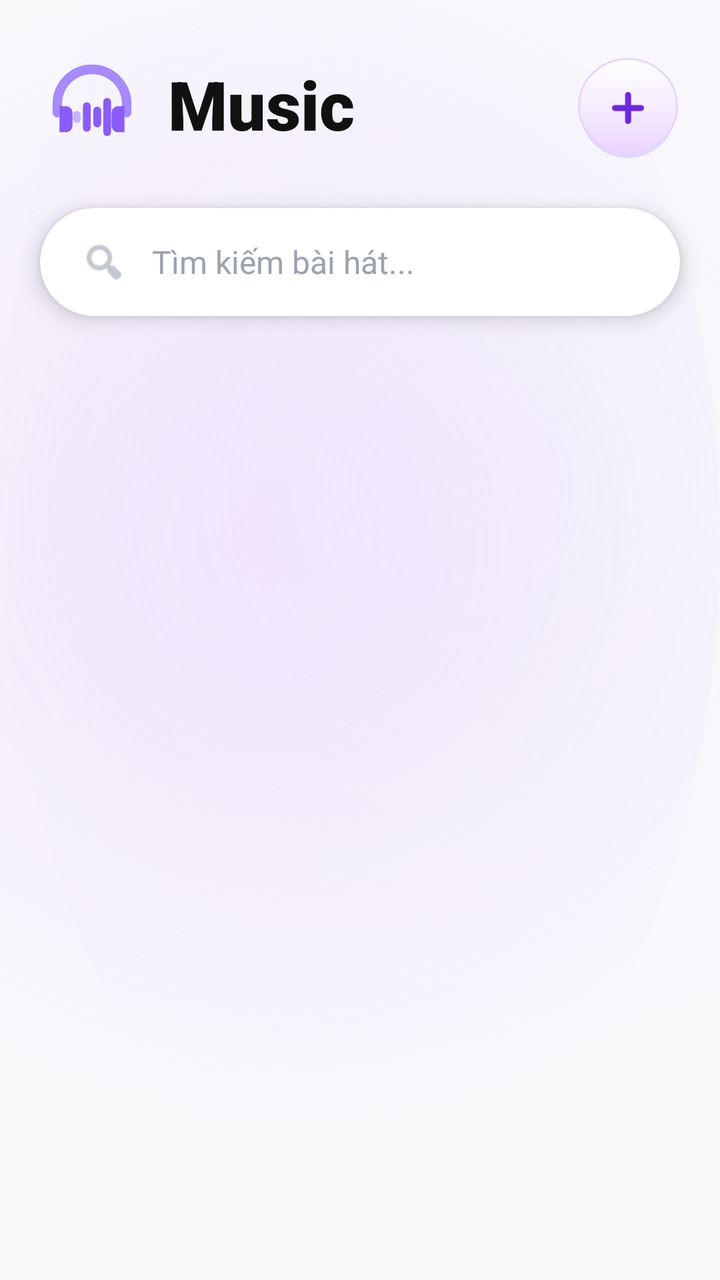
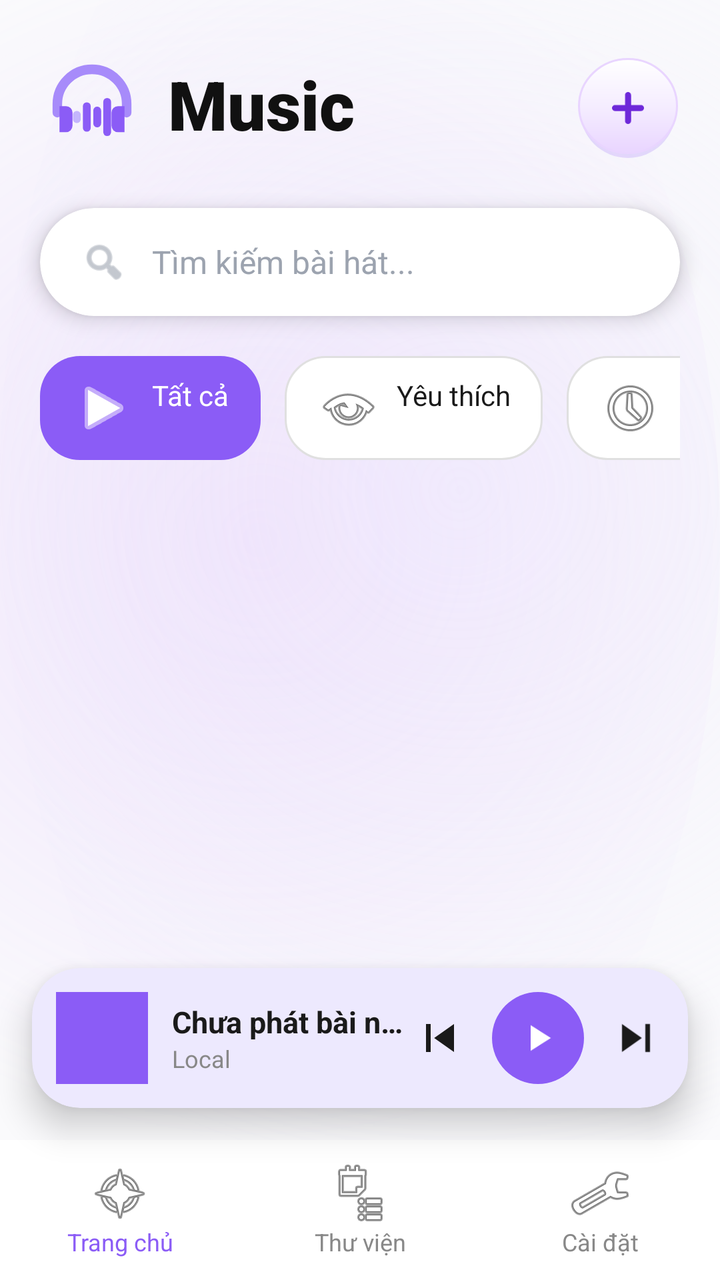

An Android layout rendered at two revisions. The XML below is the earlier revision; the diff shows what the commit changed to produce the second picture.
<!-- AndroidManifest.xml: application theme Theme.LocalMusic -->
<!-- res/layout/activity_main.xml -->
<?xml version="1.0" encoding="utf-8"?>
<androidx.constraintlayout.widget.ConstraintLayout xmlns:android="http://schemas.android.com/apk/res/android"
    xmlns:app="http://schemas.android.com/apk/res-auto"
    android:layout_width="match_parent"
    android:layout_height="match_parent"
    android:background="@drawable/bg_gradient_header">

    
    <LinearLayout
        android:id="@+id/headerLayout"
        android:layout_width="match_parent"
        android:layout_height="wrap_content"
        android:gravity="center_vertical"
        android:orientation="horizontal"
        android:paddingHorizontal="20dp"
        android:paddingTop="24dp"
        android:paddingBottom="16dp"
        app:layout_constraintTop_toTopOf="parent">

        
        <ImageView
            android:layout_width="52dp"
            android:layout_height="52dp"
            android:src="@drawable/ic_logo_vector" />

        
        <TextView
            android:layout_width="0dp"
            android:layout_height="wrap_content"
            android:layout_marginStart="12dp"
            android:layout_weight="1"
            android:text="Music"
            android:textColor="#111111"
            android:textSize="34sp"
            android:fontFamily="sans-serif-black" />

        
        <androidx.constraintlayout.widget.ConstraintLayout
            android:layout_width="56dp"
            android:layout_height="56dp">

            
            <ImageButton
                android:id="@+id/btnAdd"
                android:layout_width="52dp"
                android:layout_height="52dp"
                android:background="@drawable/bg_btn_add"
                android:src="@drawable/ic_add_purple"
                app:tint="@null"
                app:layout_constraintBottom_toBottomOf="parent"
                app:layout_constraintEnd_toEndOf="parent" />

            
            <ImageView
                android:layout_width="28dp"
                android:layout_height="28dp"
                android:src="@drawable/ic_sparkles"
                android:translationX="12dp"
                android:translationY="-8dp"
                app:layout_constraintEnd_toEndOf="@id/btnAdd"
                app:layout_constraintTop_toTopOf="@id/btnAdd" />
        </androidx.constraintlayout.widget.ConstraintLayout>

    </LinearLayout>

    
    <androidx.cardview.widget.CardView
        android:id="@+id/searchBar"
        android:layout_width="match_parent"
        android:layout_height="54dp"
        android:layout_marginHorizontal="20dp"
        android:layout_marginTop="8dp"
        app:cardCornerRadius="30dp"
        app:cardElevation="6dp"
        app:cardBackgroundColor="@color/white"
        app:cardUseCompatPadding="false"
        app:layout_constraintTop_toBottomOf="@id/headerLayout">

        <LinearLayout
            android:layout_width="match_parent"
            android:layout_height="match_parent"
            android:gravity="center_vertical"
            android:orientation="horizontal"
            android:paddingHorizontal="20dp">

            <ImageView
                android:layout_width="24dp"
                android:layout_height="24dp"
                android:src="@android:drawable/ic_menu_search"
                app:tint="#9CA3AF" />

            <EditText
                android:layout_width="match_parent"
                android:layout_height="match_parent"
                android:layout_marginStart="12dp"
                android:background="@null"
                android:hint="Tìm kiếm bài hát..."
                android:textColorHint="#9CA3AF"
                android:textSize="16sp"
                android:fontFamily="sans-serif" />
        </LinearLayout>
    </androidx.cardview.widget.CardView>

    
    

</androidx.constraintlayout.widget.ConstraintLayout>
<!-- resources referenced by this layout -->
<resources>
  <color name="white">#FFFFFF</color>
  <!-- drawable ic_add_purple (drawable) -->
  <vector xmlns:android="http://schemas.android.com/apk/res/android"
      android:width="24dp" android:height="24dp"
      android:viewportWidth="24" android:viewportHeight="24">
      <path
          android:pathData="M12,5.5 v13 M5.5,12 h13"
          android:strokeColor="#6D28D9"
          android:strokeWidth="3.0"
          android:strokeLineCap="round" />
  </vector>
  <!-- drawable ic_sparkles (drawable) -->
  <vector xmlns:android="http://schemas.android.com/apk/res/android"
      android:width="24dp" android:height="24dp"
      android:viewportWidth="24" android:viewportHeight="24">
      <path android:pathData="M16,4 L20,2" android:strokeColor="#6D28D9" android:strokeWidth="2" android:strokeLineCap="round" />
      <path android:pathData="M19,8 L23,6" android:strokeColor="#A78BFA" android:strokeWidth="2" android:strokeLineCap="round" />
      <path android:pathData="M13,2 L15,1" android:strokeColor="#C4B5FD" android:strokeWidth="2" android:strokeLineCap="round" />
  </vector>
  <style name="Theme.LocalMusic" parent="Theme.Material3.Light.NoActionBar">
          <item name="android:statusBarColor">@color/white</item>
          <item name="android:windowLightStatusBar">true</item> 
          <item name="android:windowSplashScreenBackground">#000000</item>
          <item name="android:windowSplashScreenAnimatedIcon">@drawable/logo</item>
      </style>
  <!-- unchanged entries left out for length: 4 -->
</resources>

<!-- the commit's change to res/layout/activity_main.xml (unified diff, before → after) -->
@@ -17,13 +17,11 @@
         android:paddingBottom="16dp"
         app:layout_constraintTop_toTopOf="parent">
 
-        
         <ImageView
             android:layout_width="52dp"
             android:layout_height="52dp"
             android:src="@drawable/ic_logo_vector" />
 
-        
         <TextView
             android:layout_width="0dp"
             android:layout_height="wrap_content"
@@ -39,7 +37,6 @@
             android:layout_width="56dp"
             android:layout_height="56dp">
 
-            
             <ImageButton
                 android:id="@+id/btnAdd"
                 android:layout_width="52dp"
@@ -50,7 +47,6 @@
                 app:layout_constraintBottom_toBottomOf="parent"
                 app:layout_constraintEnd_toEndOf="parent" />
 
-            
             <ImageView
                 android:layout_width="28dp"
                 android:layout_height="28dp"
@@ -102,6 +98,183 @@
     </androidx.cardview.widget.CardView>
 
     
-    
+    <HorizontalScrollView
+        android:id="@+id/categoriesLayout"
+        android:layout_width="match_parent"
+        android:layout_height="wrap_content"
+        android:layout_marginTop="20dp"
+        android:paddingHorizontal="20dp"
+        android:scrollbars="none"
+        app:layout_constraintTop_toBottomOf="@id/searchBar">
+
+        <LinearLayout
+            android:layout_width="wrap_content"
+            android:layout_height="wrap_content"
+            android:orientation="horizontal">
+
+            <TextView
+                android:layout_width="wrap_content"
+                android:layout_height="wrap_content"
+                android:background="@drawable/bg_category_active"
+                android:drawableStart="@android:drawable/ic_media_play"
+                android:drawablePadding="8dp"
+                android:paddingHorizontal="16dp"
+                android:paddingVertical="10dp"
+                android:text="Tất cả"
+                android:textColor="@color/white"
+                app:drawableTint="@color/white" />
+
+            <TextView
+                android:layout_width="wrap_content"
+                android:layout_height="wrap_content"
+                android:layout_marginStart="12dp"
+                android:background="@drawable/bg_category_inactive"
+                android:drawableStart="@android:drawable/ic_menu_view"
+                android:drawablePadding="8dp"
+                android:paddingHorizontal="16dp"
+                android:paddingVertical="10dp"
+                android:text="Yêu thích"
+                android:textColor="@color/text_black" />
+                
+            <TextView
+                android:layout_width="wrap_content"
+                android:layout_height="wrap_content"
+                android:layout_marginStart="12dp"
+                android:background="@drawable/bg_category_inactive"
+                android:drawableStart="@android:drawable/ic_menu_recent_history"
+                android:drawablePadding="8dp"
+                android:paddingHorizontal="16dp"
+                android:paddingVertical="10dp"
+                android:text="Gần đây"
+                android:textColor="@color/text_black" />
+        </LinearLayout>
+    </HorizontalScrollView>
+
+    
+    <androidx.recyclerview.widget.RecyclerView
+        android:id="@+id/recyclerView"
+        android:layout_width="match_parent"
+        android:layout_height="0dp"
+        android:layout_marginTop="12dp"
+        app:layout_constraintBottom_toTopOf="@+id/miniPlayer"
+        app:layout_constraintTop_toBottomOf="@id/categoriesLayout" />
+
+    
+    <androidx.cardview.widget.CardView
+        android:id="@+id/miniPlayer"
+        android:layout_width="match_parent"
+        android:layout_height="70dp"
+        android:layout_marginHorizontal="16dp"
+        android:layout_marginBottom="16dp"
+        app:cardCornerRadius="24dp"
+        app:cardElevation="10dp"
+        app:cardBackgroundColor="@color/purple_light"
+        app:layout_constraintBottom_toTopOf="@+id/bottomNav">
+
+        <LinearLayout
+            android:layout_width="match_parent"
+            android:layout_height="match_parent"
+            android:gravity="center_vertical"
+            android:orientation="horizontal"
+            android:padding="12dp">
+
+            <ImageView
+                android:layout_width="46dp"
+                android:layout_height="46dp"
+                android:background="@color/purple_primary"
+                android:scaleType="centerCrop" />
+
+            <LinearLayout
+                android:layout_width="0dp"
+                android:layout_height="wrap_content"
+                android:layout_marginStart="12dp"
+                android:layout_weight="1"
+                android:orientation="vertical">
+
+                <TextView
+                    android:id="@+id/tvNowPlaying"
+                    android:layout_width="wrap_content"
+                    android:layout_height="wrap_content"
+                    android:text="Chưa phát bài nào"
+                    android:textColor="@color/text_black"
+                    android:textSize="15sp"
+                    android:textStyle="bold"
+                    android:maxLines="1"
+                    android:ellipsize="end" />
+
+                <TextView
+                    android:layout_width="wrap_content"
+                    android:layout_height="wrap_content"
+                    android:text="Local"
+                    android:textColor="@color/text_gray"
+                    android:textSize="12sp" />
+            </LinearLayout>
+
+            <ImageView
+                android:id="@+id/btnPrev"
+                android:layout_width="28dp"
+                android:layout_height="28dp"
+                android:src="@drawable/ic_prev"
+                app:tint="@color/text_black" />
+
+            <ImageView
+                android:id="@+id/btnPlayPause"
+                android:layout_width="46dp"
+                android:layout_height="46dp"
+                android:layout_marginHorizontal="12dp"
+                android:background="@drawable/bg_button_purple"
+                android:padding="12dp"
+                android:src="@drawable/ic_play"
+                app:tint="@color/white" />
+
+            <ImageView
+                android:id="@+id/btnNext"
+                android:layout_width="28dp"
+                android:layout_height="28dp"
+                android:src="@drawable/ic_next"
+                app:tint="@color/text_black" />
+        </LinearLayout>
+    </androidx.cardview.widget.CardView>
+
+    
+    <LinearLayout
+        android:id="@+id/bottomNav"
+        android:layout_width="match_parent"
+        android:layout_height="70dp"
+        android:background="@color/white"
+        android:gravity="center"
+        android:orientation="horizontal"
+        app:layout_constraintBottom_toBottomOf="parent">
+
+        <TextView
+            android:layout_width="0dp"
+            android:layout_height="wrap_content"
+            android:layout_weight="1"
+            android:drawableTop="@android:drawable/ic_menu_compass"
+            android:gravity="center"
+            android:text="Trang chủ"
+            android:textColor="@color/purple_primary"
+            android:textSize="12sp" />
+
+        <TextView
+            android:layout_width="0dp"
+            android:layout_height="wrap_content"
+            android:layout_weight="1"
+            android:drawableTop="@android:drawable/ic_menu_agenda"
+            android:gravity="center"
+            android:text="Thư viện"
+            android:textColor="@color/text_gray"
+            android:textSize="12sp" />
+
+        <TextView
+            android:layout_width="0dp"
+            android:layout_height="wrap_content"
+            android:layout_weight="1"
+            android:drawableTop="@android:drawable/ic_menu_manage"
+            android:gravity="center"
+            android:text="Cài đặt"
+            android:textColor="@color/text_gray"
+            android:textSize="12sp" />
+    </LinearLayout>
 
 </androidx.constraintlayout.widget.ConstraintLayout>
<!-- resource entries referenced after the edit -->
@@ -1,6 +1,25 @@
 <!-- resources referenced by this layout -->
 <resources>
+  <color name="purple_light">#EDE9FE</color>
+  <color name="purple_primary">#8B5CF6</color>
+  <color name="text_black">#1A1A1A</color>
+  <color name="text_gray">#888888</color>
   <color name="white">#FFFFFF</color>
+  <!-- drawable bg_button_purple (drawable) -->
+  <shape xmlns:android="http://schemas.android.com/apk/res/android" android:shape="oval">
+      <solid android:color="@color/purple_primary" />
+  </shape>
+  <!-- drawable bg_category_active (drawable) -->
+  <shape xmlns:android="http://schemas.android.com/apk/res/android">
+      <solid android:color="@color/purple_primary" />
+      <corners android:radius="20dp" />
+  </shape>
+  <!-- drawable bg_category_inactive (drawable) -->
+  <shape xmlns:android="http://schemas.android.com/apk/res/android">
+      <solid android:color="@color/white" />
+      <corners android:radius="20dp" />
+      <stroke android:width="1dp" android:color="#E0E0E0" /> 
+  </shape>
   <!-- drawable ic_add_purple (drawable) -->
   <vector xmlns:android="http://schemas.android.com/apk/res/android"
       android:width="24dp" android:height="24dp"
@@ -10,6 +29,24 @@
           android:strokeColor="#6D28D9"
           android:strokeWidth="3.0"
           android:strokeLineCap="round" />
+  </vector>
+  <!-- drawable ic_next (drawable) -->
+  <vector xmlns:android="http://schemas.android.com/apk/res/android"
+      android:width="24dp" android:height="24dp"
+      android:viewportWidth="24" android:viewportHeight="24">
+    <path android:fillColor="@android:color/black" android:pathData="M6,18l8.5,-6L6,6v12zM16,6v12h2V6h-2z"/>
+  </vector>
+  <!-- drawable ic_play (drawable) -->
+  <vector xmlns:android="http://schemas.android.com/apk/res/android"
+      android:width="24dp" android:height="24dp"
+      android:viewportWidth="24" android:viewportHeight="24">
+    <path android:fillColor="@android:color/white" android:pathData="M8,5v14l11,-7z"/>
+  </vector>
+  <!-- drawable ic_prev (drawable) -->
+  <vector xmlns:android="http://schemas.android.com/apk/res/android"
+      android:width="24dp" android:height="24dp"
+      android:viewportWidth="24" android:viewportHeight="24">
+    <path android:fillColor="@android:color/black" android:pathData="M6,6h2v12H6zM9.5,12l8.5,6V6z"/>
   </vector>
   <!-- drawable ic_sparkles (drawable) -->
   <vector xmlns:android="http://schemas.android.com/apk/res/android"
